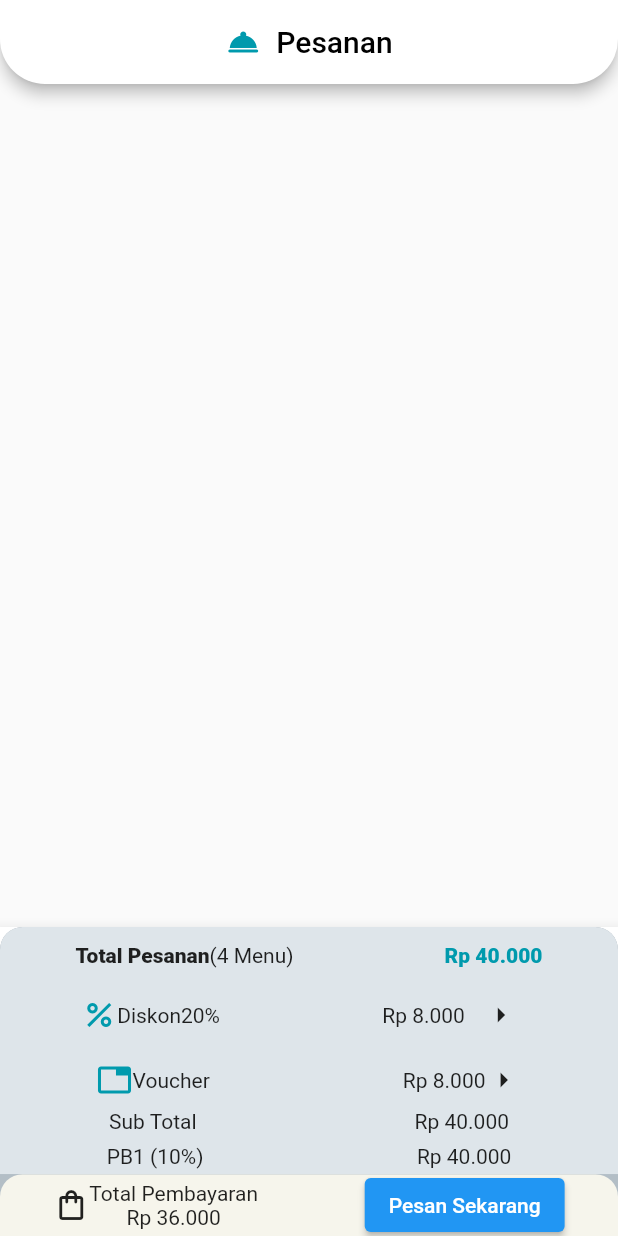
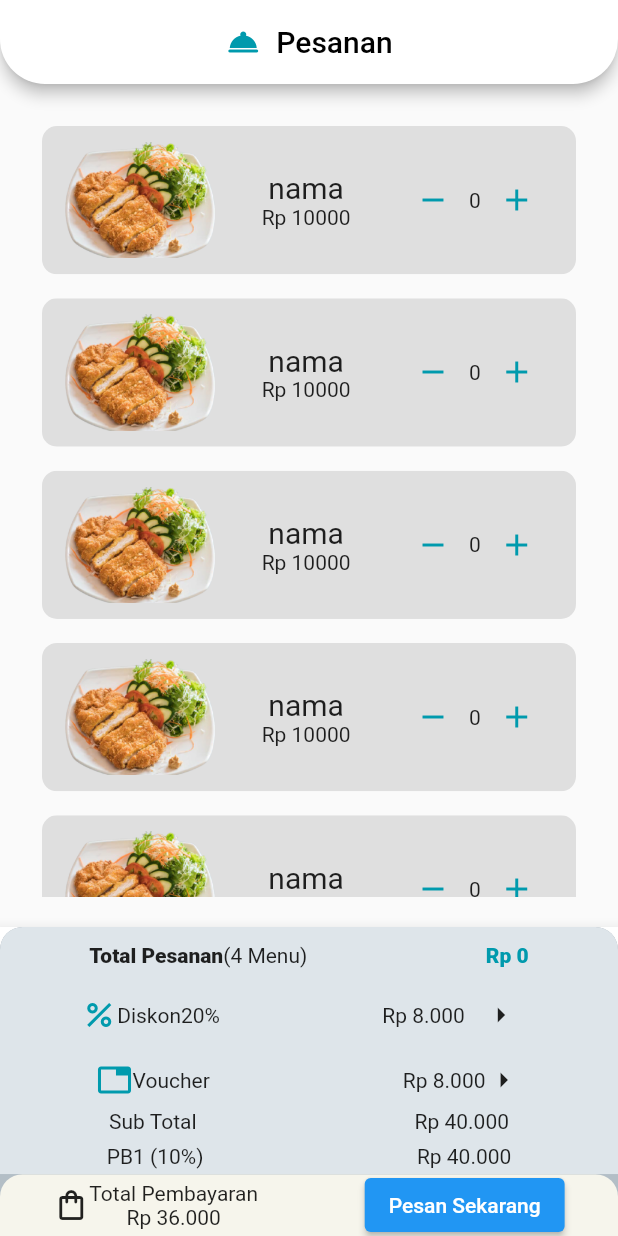
Before and after one commit to mlatifr/tes_venturo, a Flutter app: the screen it shows after launch, on a phone screen of 412 x 824 dp. Run offline on Flutter 3.47's test engine with Material 2 defaults, Android fonts, the phone set to English and light mode, and no system bars; network calls fail.

Commit message:
addd fake item

```diff
--- a/lib/main.dart
+++ b/lib/main.dart
@@ -38,7 +38,23 @@ class MyHomePage extends StatefulWidget {
 }
 
 class _MyHomePageState extends State<MyHomePage> {
+  List<Item> fakeListItem = [];
+  Item fakeItem = Item(
+      id: 1,
+      nama: 'nama',
+      harga: 10000,
+      tipe: 'tipe',
+      gambar: 'cecek.jpg',
+      created_at: 'created_at',
+      updated_at: 'updated_at',
+      jumlah: 0);
   bool _loading = false;
+  createFakeItem() {
+    for (var i = 0; i < 5; i++) {
+      fakeListItem.add(fakeItem);
+    }
+    setState(() {});
+  }
 
   Future<void> getMenu() async {
     print('get menu');
@@ -49,6 +65,7 @@ class _MyHomePageState extends State<MyHomePage> {
 
   @override
   void initState() {
+    createFakeItem();
     getMenu();
     super.initState();
   }
@@ -58,7 +75,7 @@ class _MyHomePageState extends State<MyHomePage> {
     return AnimatedBuilder(
         animation: ListMenuProvider(),
         builder: (_, snapshot) {
-          var lm = Provider.of<ListMenuProvider>(context).listMenu;
+          var lm = Provider.of<ListMenuProvider>(context);
           return SafeArea(
             child: Scaffold(
               appBar: costumAppBar(
@@ -68,15 +85,21 @@ class _MyHomePageState extends State<MyHomePage> {
               ),
               body: Padding(
                 padding: const EdgeInsets.all(20.0),
-                child: ListView.builder(
-                    itemCount: lm.length,
-                    itemBuilder: (context, index) {
-                      // return Text(
-                      //     '${Provider.of<ListMenuProvider>(context).listMenu[index].nama}');
-                      return WidgetCardItem(item: lm[index]);
-                    }),
+                child: snapshot != null
+                    ? ListView.builder(
+                        itemCount: lm.listMenu.length,
+                        itemBuilder: (context, index) {
+                          return WidgetCardItem(item: lm.listMenu[index]);
+                        })
+                    : ListView.builder(
+                        itemCount: fakeListItem.length,
+                        itemBuilder: (context, index) {
+                          return WidgetCardItem(item: fakeListItem[index]);
+                        }),
               ),
-              bottomNavigationBar: const costumBottomBar(),
+              bottomNavigationBar: costumBottomBar(
+                  controllerVoucher: lm.controllerVoucher,
+                  totalHarga: lm.totalHarga),
             ),
           );
         });
--- a/lib/model/item.dart
+++ b/lib/model/item.dart
@@ -1,8 +1,9 @@
 import 'dart:convert';
 
 class Item {
-  var id, nama, harga, tipe, gambar, created_at, updated_at;
+  var id, nama, tipe, gambar, created_at, updated_at;
   num jumlah = 0;
+  int harga;
 
   Item(
       {required this.id,
--- /dev/null
+++ b/lib/model/order.dart
@@ -0,0 +1,16 @@
+import 'dart:convert';
+
+class Order {
+  var id, nama, harga, tipe, gambar, created_at, updated_at;
+  num jumlah = 0;
+
+  Order(
+      {required this.id,
+      required this.nama,
+      required this.harga,
+      required this.tipe,
+      required this.gambar,
+      required this.created_at,
+      required this.updated_at,
+      required this.jumlah});
+}
--- a/lib/provider/item_provider.dart
+++ b/lib/provider/item_provider.dart
@@ -3,9 +3,19 @@ import 'package:flutter_application_1/model/item.dart';
 import 'package:http/http.dart' as http;
 import 'dart:convert';
 
+import '../model/order.dart';
+
 class ListMenuProvider extends ChangeNotifier {
+  TextEditingController controllerVoucher = TextEditingController();
   List<Item> listMenu = [];
+  List<Order> listOrder = [];
+  var totalHarga = 0;
+  notifListenr() {
+    notifListenr();
+  }
+
   getListMenu() async {
+    try {
       final response = await http.get(
         Uri.parse('http://192.168.1.56:7070/api/menus/'),
       );
@@ -13,7 +23,10 @@ class ListMenuProvider extends ChangeNotifier {
         print('_getListMenu: ${response.body.runtimeType}');
         return response.body;
       } else {
-      throw Exception('Failed to read API');
+        print('${response.statusCode}');
+      }
+    } catch (e) {
+      return e;
     }
   }
 
--- a/lib/widget/bottomBar.dart
+++ b/lib/widget/bottomBar.dart
@@ -1,10 +1,14 @@
 import 'package:flutter/material.dart';
 import 'package:flutter_application_1/voucher.dart';
+import 'package:flutter_application_1/provider/item_provider.dart';
+import 'package:provider/provider.dart';
 
 class costumBottomBar extends StatelessWidget {
-  const costumBottomBar({
-    Key? key,
-  }) : super(key: key);
+  TextEditingController controllerVoucher;
+  var totalHarga;
+  costumBottomBar(
+      {Key? key, required this.controllerVoucher, required this.totalHarga})
+      : super(key: key);
 
   @override
   Widget build(BuildContext context) {
@@ -44,12 +48,20 @@ class costumBottomBar extends StatelessWidget {
                               Text('(4 Menu)'),
                             ],
                           ),
-                          const Text(
-                            'Rp 40.000',
-                            style: TextStyle(
-                                fontWeight: FontWeight.w800,
-                                color: Color.fromRGBO(0, 154, 173, 1)),
+                          Consumer<ListMenuProvider>(
+                            builder: (context, _provider, child) => Text(
+                              'Rp ${_provider.totalHarga}',
+                              style: TextStyle(
+                                  fontWeight: FontWeight.w800,
+                                  color: Color.fromRGBO(0, 154, 173, 1)),
+                            ),
                           ),
+                          // Text(
+                          //   'Rp ${Provider.of<ListMenuProvider>(context, listen: true).totalHarga}',
+                          //   style: TextStyle(
+                          //       fontWeight: FontWeight.w800,
+                          //       color: Color.fromRGBO(0, 154, 173, 1)),
+                          // ),
                         ],
                       ),
                       Row(
@@ -86,10 +98,36 @@ class costumBottomBar extends StatelessWidget {
                           GestureDetector(
                             onTap: () {
                               print('to select voucher');
-                              Navigator.push(
-                                context,
-                                MaterialPageRoute(
-                                    builder: (context) => const VoucherPage()),
+                              showModalBottomSheet<void>(
+                                context: context,
+                                builder: (BuildContext context) {
+                                  return Container(
+                                    height: 200,
+                                    // color: Colors.amber,
+                                    child: Center(
+                                      child: Column(
+                                        mainAxisAlignment:
+                                            MainAxisAlignment.center,
+                                        mainAxisSize: MainAxisSize.min,
+                                        children: <Widget>[
+                                          const Text('Masukan Voucher'),
+                                          Padding(
+                                            padding: const EdgeInsets.all(20.0),
+                                            child: TextFormField(
+                                              controller: controllerVoucher,
+                                            ),
+                                          ),
+                                          ElevatedButton(
+                                            child:
+                                                const Text('Close BottomSheet'),
+                                            onPressed: () =>
+                                                Navigator.pop(context),
+                                          )
+                                        ],
+                                      ),
+                                    ),
+                                  );
+                                },
                               );
                             },
                             child: Row(
--- a/lib/widget/card_item.dart
+++ b/lib/widget/card_item.dart
@@ -1,4 +1,5 @@
 import 'package:flutter/material.dart';
+import 'package:flutter_application_1/model/order.dart';
 import 'package:flutter_application_1/provider/item_provider.dart';
 import 'package:provider/provider.dart';
 
@@ -6,7 +7,10 @@ import '../model/item.dart';
 
 class WidgetCardItem extends StatefulWidget {
   Item item;
-  WidgetCardItem({Key? key, required this.item}) : super(key: key);
+  WidgetCardItem({
+    Key? key,
+    required this.item,
+  }) : super(key: key);
 
   @override
   State<WidgetCardItem> createState() => _WidgetCardItemState();
@@ -53,6 +57,7 @@ class _WidgetCardItemState extends State<WidgetCardItem> {
                     IconButton(
                       onPressed: () {
                         if (widget.item.jumlah >= 1) widget.item.jumlah--;
+
                         print(
                             'Jumlah: ${widget.item.nama} | ${widget.item.jumlah}');
                         setState(() {});
@@ -66,6 +71,7 @@ class _WidgetCardItemState extends State<WidgetCardItem> {
                           widget.item.jumlah++;
                           print(
                               'Jumlah: ${widget.item.nama} | ${widget.item.jumlah}');
+
                           setState(() {});
                         },
                         icon: const Icon(
```
Lines whose indentation alone changed are shown as unchanged.
